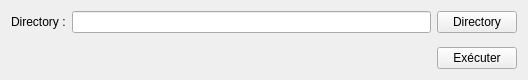
Old version of the form ImageReorganiser/mainwindow.ui in the repository voxors/ImageReorganiser.
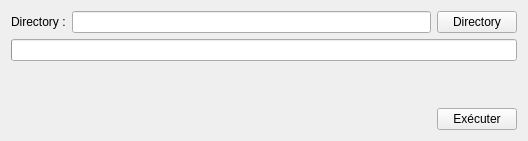
New version of the form.

```diff
--- a/ImageReorganiser/mainwindow.ui
+++ b/ImageReorganiser/mainwindow.ui
@@ -7,7 +7,7 @@
     <x>0</x>
     <y>0</y>
     <width>528</width>
-    <height>80</height>
+    <height>141</height>
    </rect>
   </property>
   <property name="windowTitle">
@@ -39,6 +39,22 @@
       </item>
      </layout>
     </item>
+    <item>
+     <widget class="QProgressBar" name="progressBarMain">
+      <property name="maximum">
+       <number>100</number>
+      </property>
+      <property name="value">
+       <number>0</number>
+      </property>
+      <property name="textVisible">
+       <bool>false</bool>
+      </property>
+      <property name="format">
+       <string>%v/%m Fichier déplacer</string>
+      </property>
+     </widget>
+    </item>
     <item>
      <spacer name="verticalSpacer">
       <property name="orientation">
```
